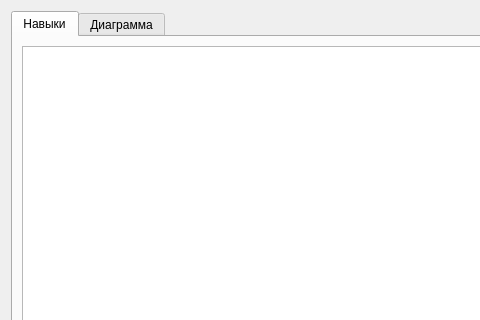
Above: skillsform.ui from Unisbern/RPG_planner before the change; both pictures show x 0 to 480 and y 0 to 320 of the 769 by 487 pixel window. Below: the same form after it.
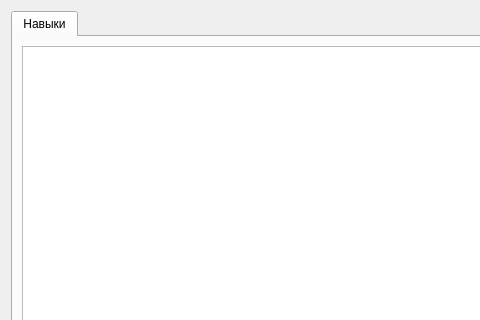
That is the form after the change. The open tabs and pages were chosen to show the change.

The edit to the form file:
```diff
--- a/skillsform.ui
+++ b/skillsform.ui
@@ -43,11 +43,6 @@
        </item>
       </layout>
      </widget>
-     <widget class="QWidget" name="chart">
-      <attribute name="title">
-       <string>Диаграмма</string>
-      </attribute>
-     </widget>
     </widget>
    </item>
   </layout>
```
Left out of the diff: 2 changed lines with no effect on the pictures.
